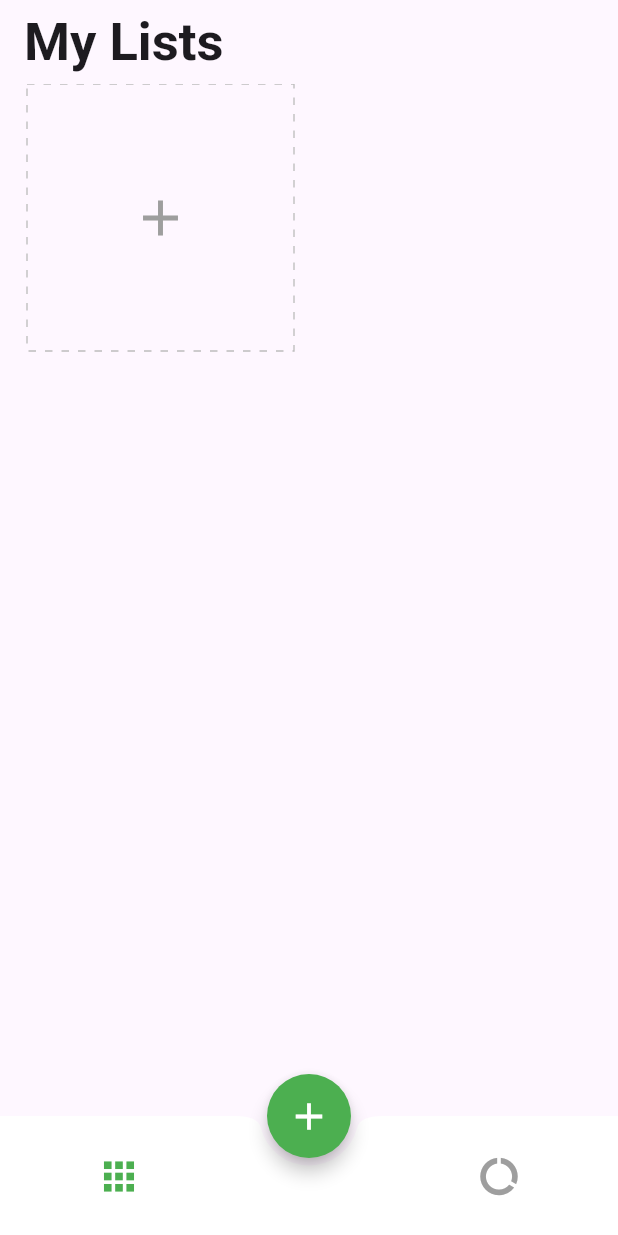
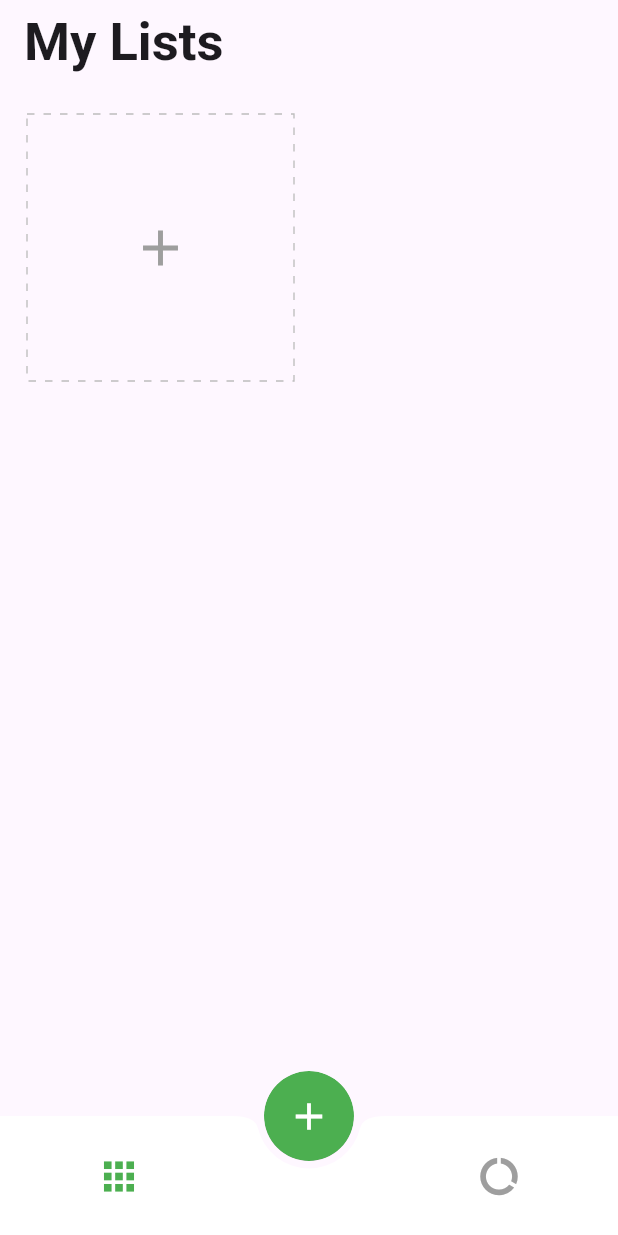
Before and after one commit to mahmoud123asd/toDoApp, a Flutter app: the screen it shows after launch, on a phone screen of 412 x 824 dp. Run offline on Flutter 3.47's test engine with Material 3 defaults, Android fonts, the phone set to English and light mode, and no system bars; drawn by our look-alikes of dotted_border; our stand-ins replace flutter_easyloading, get, hive, hive_flutter, step_progress_indicator; accounts and stored records are empty.

Commit message:
enhance drag item

```diff
--- a/lib/controllers/home_controller.dart
+++ b/lib/controllers/home_controller.dart
@@ -6,6 +6,7 @@ class HomeController extends GetxController {
   //     PersistentTabController(initialIndex: 0);
   RxInt tabIndex = 0.obs;
   RxBool isDeleting = false.obs;
+  RxBool willdelted = false.obs;
   void changeTab(int i) => tabIndex.value = i;
   // void homeindex() {
   //   tabcontroller.index = 0;
@@ -13,4 +14,8 @@ class HomeController extends GetxController {
   void changeDeleting(bool value) {
     isDeleting.value = value;
   }
+
+  void cahngeWillDeleted(bool value) {
+    willdelted.value = value;
+  }
 }
--- a/lib/views/home_view.dart
+++ b/lib/views/home_view.dart
@@ -21,7 +21,7 @@ class HomeView extends StatelessWidget {
         ),
         body: SingleChildScrollView(
           child: Padding(
-            padding: const EdgeInsets.only(left: 18, right: 18),
+            padding: const EdgeInsets.fromLTRB(18, 20, 18, 0),
             child: Obx(
               () {
                 return GridView.builder(
--- a/lib/views/mainlayout.dart
+++ b/lib/views/mainlayout.dart
@@ -30,29 +30,44 @@ class _MainLayoutState extends State<MainLayout> {
     return Obx(() {
       final currentIndex = homeController.tabIndex.value;
       final isDeleting = homeController.isDeleting.value;
-
+      final willDelted = homeController.willdelted.value;
       return Scaffold(
         resizeToAvoidBottomInset: false,
         floatingActionButton: DragTarget<TaskCategory>(
-          // onWillAccept: (data) {
-          //   homeController.changeDeleting(true);
-          //   return true;
-          // },
-          // onLeave: (data) => homeController.changeDeleting(false),
+          onWillAccept: (data) {
+            homeController.cahngeWillDeleted(true);
+            return true;
+          },
+          onLeave: (data) {
+            homeController.cahngeWillDeleted(false);
+          },
           onAcceptWithDetails: (DragTargetDetails<TaskCategory> data) {
             taskcontroller.deleteCategory(data.data);
             homeController.changeDeleting(false);
+            homeController.willdelted.value = false;
             EasyLoading.showSuccess("Deleted");
           },
-          builder: (context, candidateData, rejectedData) =>
-              FloatingActionButton(
-                  shape: RoundedRectangleBorder(
-                      borderRadius: BorderRadius.circular(30)),
-                  backgroundColor: (isDeleting) ? Colors.red : Colors.green,
-                  elevation: 5,
-                  onPressed: () => homeController.changeTab(1),
-                  child: Icon((isDeleting) ? Icons.delete : Icons.add,
-                      size: 30, color: Colors.white)),
+          builder: (context, candidateData, rejectedData) => AnimatedContainer(
+            decoration: BoxDecoration(shape: BoxShape.circle),
+            clipBehavior: Clip.antiAlias,
+            duration: Duration(milliseconds: 200),
+            width: (isDeleting) ? 80 : 60,
+            height: (isDeleting) ? 80 : 60,
+            child: FloatingActionButton(
+                shape: RoundedRectangleBorder(
+                    borderRadius: BorderRadius.circular(30)),
+                backgroundColor: (isDeleting) ? Colors.red : Colors.green,
+                elevation: 5,
+                onPressed: () => homeController.changeTab(1),
+                child: Icon(
+                    (isDeleting)
+                        ? (willDelted)
+                            ? Icons.delete_forever
+                            : Icons.delete
+                        : Icons.add,
+                    size: 30,
+                    color: Colors.white)),
+          ),
         ),
         floatingActionButtonLocation: FloatingActionButtonLocation.centerDocked,
         bottomNavigationBar: BottomAppBar(
```
